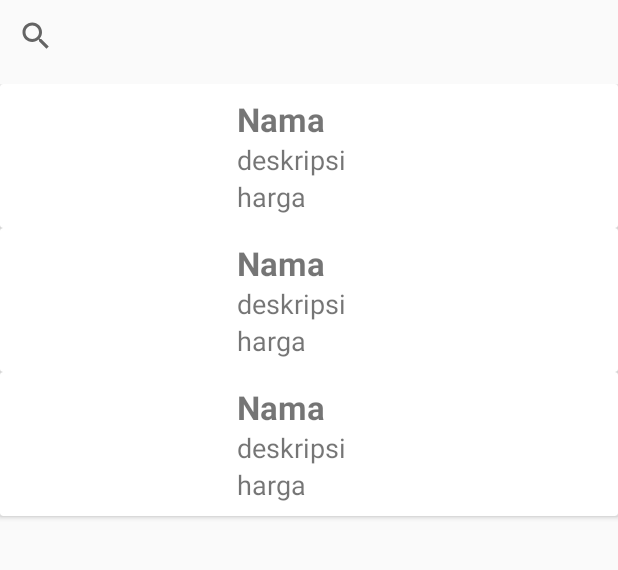
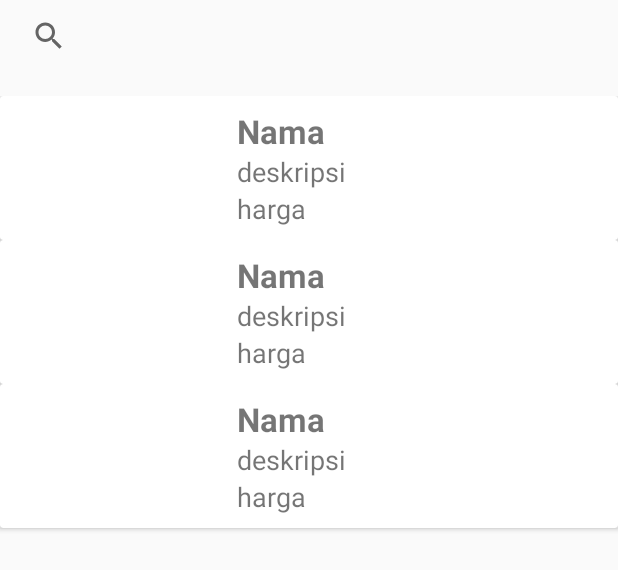
Before and after one commit to 1zuL/LowCaloriFood, an Android app: the layout activity_menu_makan.xml on its own in the app's theme, with its tools: preview values and no code run, on a phone screen of 412 x 824 dp. Shown: the top 570 px of the screen. Run offline under Robolectric (Android 15) with nearby library versions, the phone set to English and light mode, and no system bars; network calls fail.

Commit message:
layout data makanan

```diff
--- a/app/src/main/AndroidManifest.xml
+++ b/app/src/main/AndroidManifest.xml
@@ -16,7 +16,8 @@
         android:usesCleartextTraffic="true">
         <activity
             android:name=".Activity.MenuMakan"
-            android:exported="false" />
+            android:exported="true">
+        </activity>
         <activity
             android:name=".confirmasiCheckout"
             android:exported="true" />
@@ -37,7 +38,6 @@
             android:exported="true">
             <intent-filter>
                 <action android:name="android.intent.action.MAIN" />
-
                 <category android:name="android.intent.category.LAUNCHER" />
             </intent-filter>
         </activity>
--- a/app/src/main/java/com/example/lcf/Adapter/AdapterData.java
+++ b/app/src/main/java/com/example/lcf/Adapter/AdapterData.java
@@ -5,6 +5,8 @@ import android.content.Intent;
 import android.view.LayoutInflater;
 import android.view.View;
 import android.view.ViewGroup;
+import android.widget.Filter;
+import android.widget.Filterable;
 import android.widget.ImageView;
 import android.widget.TextView;
 
@@ -31,6 +33,7 @@ public class AdapterData extends  RecyclerView.Adapter<AdapterData.HolderData>{
     public AdapterData(Context ctx, List<DataModel> listData) {
         this.ctx = ctx;
         this.listData = listData;
+
 
     }
 
@@ -84,6 +87,9 @@ public class AdapterData extends  RecyclerView.Adapter<AdapterData.HolderData>{
         listData.addAll(filterModel);
         notifyDataSetChanged();
     }
+
+
+
     public  class HolderData extends RecyclerView.ViewHolder{
         TextView tvId,tvNama,tvDesc,tvHarga;
         ImageView tvimage;
--- a/app/src/main/res/layout/activity_menu_makan.xml
+++ b/app/src/main/res/layout/activity_menu_makan.xml
@@ -7,18 +7,23 @@
     tools:context=".Activity.MenuMakan">
 
     <SearchView
-        android:id="@+id/item_search"
         android:layout_width="wrap_content"
         android:layout_height="wrap_content"
+        android:layout_marginStart="16dp"
+        android:layout_marginEnd="363dp"
+        app:layout_constraintEnd_toEndOf="parent"
         app:layout_constraintStart_toStartOf="parent"
-        app:layout_constraintTop_toTopOf="parent" />
+        app:layout_constraintTop_toTopOf="parent"
+        android:gravity="center"/>
 
     <androidx.recyclerview.widget.RecyclerView
         android:id="@+id/rv_data3"
         android:layout_width="match_parent"
         android:layout_height="match_parent"
-        android:layout_marginTop="56dp"
-        tools:layout_editor_absoluteX="16dp"
+        android:layout_marginTop="64dp"
+        app:layout_constraintEnd_toEndOf="parent"
+        app:layout_constraintStart_toStartOf="parent"
+
         tools:listitem="@layout/card_item" />
 
 </androidx.constraintlayout.widget.ConstraintLayout>
```
Also changed, not shown: app/src/main/java/com/example/lcf/API/APIRequestData.java (+10 -1 lines), app/src/main/java/com/example/lcf/Activity/MenuMakan.java (+8 -30 lines), app/src/main/res/menu/search_menu.xml (deleted, +0 -10 lines).
